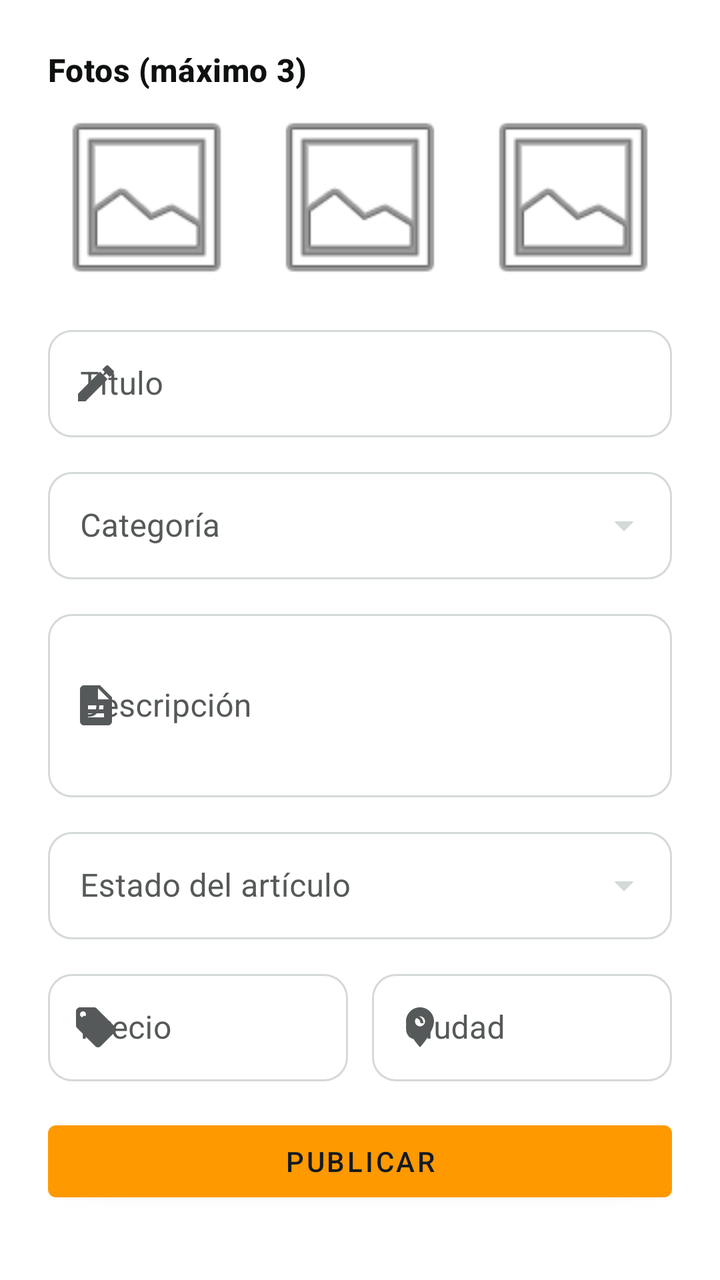
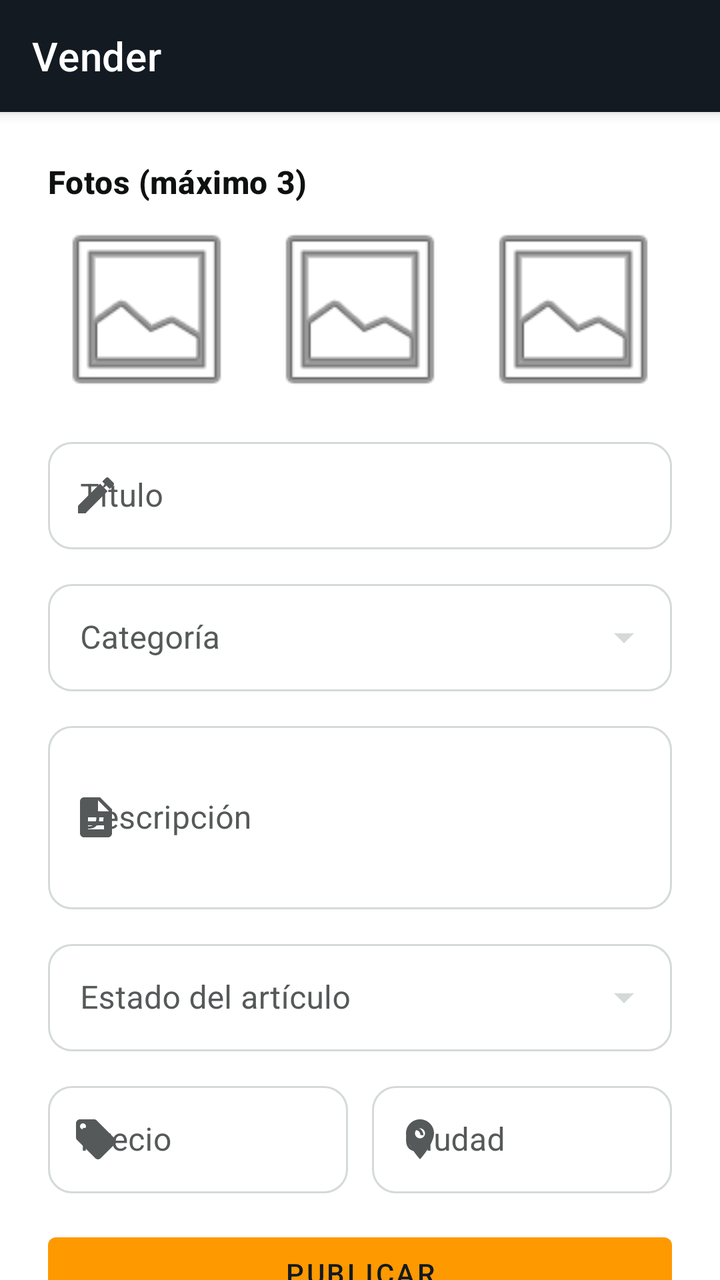

Compare the two renders of this Android layout. The source of the first and the diff that turns it into the second are given below.
<!-- AndroidManifest.xml: application theme Theme.Reboot -->
<!-- res/layout/fragment_vender_articulo.xml -->
<?xml version="1.0" encoding="utf-8"?>
<androidx.core.widget.NestedScrollView xmlns:android="http://schemas.android.com/apk/res/android"
    xmlns:app="http://schemas.android.com/apk/res-auto"
    android:layout_width="match_parent"
    android:layout_height="match_parent"
    android:background="@color/reboot_fondo">

    <androidx.constraintlayout.widget.ConstraintLayout
        android:layout_width="match_parent"
        android:layout_height="wrap_content"
        android:padding="24dp">

        <TextView
            android:id="@+id/tituloFotos"
            android:layout_width="wrap_content"
            android:layout_height="wrap_content"
            android:text="@string/vender_fotos_titulo"
            android:textAppearance="@style/TextAppearance.Reboot.Titulo"
            android:textSize="16sp"
            app:layout_constraintTop_toTopOf="parent" />

        <LinearLayout
            android:id="@+id/contenedorFotos"
            android:layout_width="match_parent"
            android:layout_height="wrap_content"
            android:layout_marginTop="8dp"
            android:orientation="horizontal"
            app:layout_constraintTop_toBottomOf="@id/tituloFotos">

            <ImageView
                android:id="@+id/foto1"
                android:layout_width="0dp"
                android:layout_height="90dp"
                android:layout_marginEnd="8dp"
                android:layout_weight="1"
                android:background="@color/white"
                android:contentDescription="@null"
                android:scaleType="centerCrop"
                android:src="@android:drawable/ic_menu_gallery" />

            <ImageView
                android:id="@+id/foto2"
                android:layout_width="0dp"
                android:layout_height="90dp"
                android:layout_marginEnd="8dp"
                android:layout_weight="1"
                android:background="@color/white"
                android:contentDescription="@null"
                android:scaleType="centerCrop"
                android:src="@android:drawable/ic_menu_gallery" />

            <ImageView
                android:id="@+id/foto3"
                android:layout_width="0dp"
                android:layout_height="90dp"
                android:layout_weight="1"
                android:background="@color/white"
                android:contentDescription="@null"
                android:scaleType="centerCrop"
                android:src="@android:drawable/ic_menu_gallery" />
        </LinearLayout>

        <com.google.android.material.textfield.TextInputLayout
            android:id="@+id/contenedorTitulo"
            style="@style/Widget.Reboot.TextInputLayout.OutlinedBox"
            android:layout_width="match_parent"
            android:layout_height="wrap_content"
            android:layout_marginTop="16dp"
            android:hint="@string/vender_campo_titulo"
            app:startIconDrawable="@drawable/ic_edit"
            app:layout_constraintTop_toBottomOf="@id/contenedorFotos">

            <com.google.android.material.textfield.TextInputEditText
                android:id="@+id/campoTitulo"
                android:layout_width="match_parent"
                android:layout_height="wrap_content"
                android:paddingTop="16dp"
                android:paddingBottom="16dp"
                android:inputType="text" />
        </com.google.android.material.textfield.TextInputLayout>

        <com.google.android.material.textfield.TextInputLayout
            android:id="@+id/contenedorCategoria"
            style="@style/Widget.Reboot.TextInputLayout.OutlinedBox.ExposedDropdownMenu"
            android:layout_width="match_parent"
            android:layout_height="wrap_content"
            android:layout_marginTop="12dp"
            android:hint="@string/vender_categoria"
            app:endIconTint="@color/stroke_campo"
            app:layout_constraintTop_toBottomOf="@id/contenedorTitulo">

            <AutoCompleteTextView
                android:id="@+id/campoCategoria"
                android:layout_width="match_parent"
                android:layout_height="wrap_content"
                android:paddingTop="16dp"
                android:paddingBottom="16dp"
                android:inputType="none" />
        </com.google.android.material.textfield.TextInputLayout>

        <com.google.android.material.textfield.TextInputLayout
            android:id="@+id/contenedorDescripcion"
            style="@style/Widget.Reboot.TextInputLayout.OutlinedBox"
            android:layout_width="match_parent"
            android:layout_height="wrap_content"
            android:layout_marginTop="12dp"
            android:hint="@string/vender_descripcion"
            app:startIconDrawable="@drawable/ic_description"
            app:layout_constraintTop_toBottomOf="@id/contenedorCategoria">

            <com.google.android.material.textfield.TextInputEditText
                android:id="@+id/campoDescripcion"
                android:layout_width="match_parent"
                android:layout_height="wrap_content"
                android:paddingTop="16dp"
                android:paddingBottom="16dp"
                android:inputType="textMultiLine"
                android:minLines="3" />
        </com.google.android.material.textfield.TextInputLayout>

        <com.google.android.material.textfield.TextInputLayout
            android:id="@+id/contenedorEstado"
            style="@style/Widget.Reboot.TextInputLayout.OutlinedBox.ExposedDropdownMenu"
            android:layout_width="match_parent"
            android:layout_height="wrap_content"
            android:layout_marginTop="12dp"
            android:hint="@string/vender_estado"
            app:endIconTint="@color/stroke_campo"
            app:layout_constraintTop_toBottomOf="@id/contenedorDescripcion">

            <AutoCompleteTextView
                android:id="@+id/campoEstado"
                android:layout_width="match_parent"
                android:layout_height="wrap_content"
                android:paddingTop="16dp"
                android:paddingBottom="16dp"
                android:inputType="none" />
        </com.google.android.material.textfield.TextInputLayout>

        <com.google.android.material.textfield.TextInputLayout
            android:id="@+id/contenedorPrecio"
            style="@style/Widget.Reboot.TextInputLayout.OutlinedBox"
            android:layout_width="0dp"
            android:layout_height="wrap_content"
            android:layout_marginTop="12dp"
            android:hint="@string/vender_precio"
            app:startIconDrawable="@drawable/ic_price"
            app:layout_constraintEnd_toStartOf="@id/contenedorCiudad"
            app:layout_constraintStart_toStartOf="parent"
            app:layout_constraintTop_toBottomOf="@id/contenedorEstado">

            <com.google.android.material.textfield.TextInputEditText
                android:id="@+id/campoPrecio"
                android:layout_width="match_parent"
                android:layout_height="wrap_content"
                android:paddingTop="16dp"
                android:paddingBottom="16dp"
                android:inputType="numberDecimal" />
        </com.google.android.material.textfield.TextInputLayout>

        <com.google.android.material.textfield.TextInputLayout
            android:id="@+id/contenedorCiudad"
            style="@style/Widget.Reboot.TextInputLayout.OutlinedBox"
            android:layout_width="0dp"
            android:layout_height="wrap_content"
            android:layout_marginStart="12dp"
            android:layout_marginTop="12dp"
            android:hint="@string/vender_ciudad"
            app:startIconDrawable="@drawable/ic_location"
            app:layout_constraintEnd_toEndOf="parent"
            app:layout_constraintStart_toEndOf="@id/contenedorPrecio"
            app:layout_constraintTop_toBottomOf="@id/contenedorEstado">

            <com.google.android.material.textfield.TextInputEditText
                android:id="@+id/campoCiudad"
                android:layout_width="match_parent"
                android:layout_height="wrap_content"
                android:paddingTop="16dp"
                android:paddingBottom="16dp"
                android:inputType="text" />
        </com.google.android.material.textfield.TextInputLayout>

        <ProgressBar
            android:id="@+id/indicadorCarga"
            android:layout_width="wrap_content"
            android:layout_height="wrap_content"
            android:layout_marginTop="12dp"
            android:visibility="gone"
            app:layout_constraintEnd_toEndOf="parent"
            app:layout_constraintStart_toStartOf="parent"
            app:layout_constraintTop_toBottomOf="@id/contenedorPrecio" />

        <com.google.android.material.button.MaterialButton
            android:id="@+id/botonPublicar"
            style="@style/Widget.Reboot.Boton"
            android:layout_width="match_parent"
            android:layout_height="wrap_content"
            android:layout_marginTop="16dp"
            android:text="@string/vender_boton_publicar"
            app:layout_constraintTop_toBottomOf="@id/indicadorCarga" />

    </androidx.constraintlayout.widget.ConstraintLayout>
</androidx.core.widget.NestedScrollView>
<!-- resources referenced by this layout -->
<resources>
  <color name="reboot_fondo">#FFFFFF</color>
  <color name="white">#FFFFFFFF</color>
  <!-- drawable ic_description (drawable) -->
  <vector xmlns:android="http://schemas.android.com/apk/res/android"
      android:width="24dp"
      android:height="24dp"
      android:viewportWidth="24"
      android:viewportHeight="24">
      <path
          android:fillColor="#FF000000"
          android:pathData="M14,2H6c-1.1,0 -1.99,0.9 -1.99,2L4,20c0,1.1 0.89,2 1.99,2H18c1.1,0 2,-0.9 2,-2V8l-6,-6zm2,16H8v-2h8v2zm0,-4H8v-2h8v2zm-3,-5V3.5L18.5,9H13z" />
  </vector>
  <!-- drawable ic_edit (drawable) -->
  <vector xmlns:android="http://schemas.android.com/apk/res/android"
      android:width="24dp"
      android:height="24dp"
      android:viewportWidth="24"
      android:viewportHeight="24">
      <path
          android:fillColor="#FF000000"
          android:pathData="M3,17.25V21h3.75L17.81,9.94l-3.75,-3.75L3,17.25zM20.71,7.04c0.39,-0.39 0.39,-1.02 0,-1.41l-2.34,-2.34c-0.39,-0.39 -1.02,-0.39 -1.41,0l-1.83,1.83 3.75,3.75 1.83,-1.83z" />
  </vector>
  <!-- drawable ic_location (drawable) -->
  <vector xmlns:android="http://schemas.android.com/apk/res/android"
      android:width="24dp"
      android:height="24dp"
      android:viewportWidth="24"
      android:viewportHeight="24">
      <path
          android:fillColor="#FF000000"
          android:pathData="M12,2C8.13,2 5,5.13 5,9c0,5.25 7,13 7,13s7,-7.75 7,-13c0,-3.87 -3.13,-7 -7,-7zm0,9.5c-1.38,0 -2.5,-1.12 -2.5,-2.5s1.12,-2.5 2.5,-2.5 2.5,1.12 2.5,2.5 -1.12,2.5 -2.5,2.5z" />
  </vector>
  <string name="vender_boton_publicar">Publicar</string>
  <string name="vender_campo_titulo">Título</string>
  <string name="vender_categoria">Categoría</string>
  <string name="vender_ciudad">Ciudad</string>
  <string name="vender_descripcion">Descripción</string>
  <string name="vender_estado">Estado del artículo</string>
  <string name="vender_fotos_titulo">Fotos (máximo 3)</string>
  <string name="vender_precio">Precio</string>
  <style name="TextAppearance.Reboot.Titulo" parent="TextAppearance.MaterialComponents.Headline6">
          <item name="android:textColor">@color/reboot_texto_principal</item>
          <item name="android:textStyle">bold</item>
      </style>
  <style name="Widget.Reboot.Boton" parent="Widget.MaterialComponents.Button">
          <item name="backgroundTint">@color/reboot_acento</item>
          <item name="android:textColor">@color/reboot_texto_sobre_acento</item>
      </style>
  <style name="Theme.Reboot" parent="Base.Theme.Reboot" />
  <color name="reboot_texto_principal">#0F1111</color>
  <color name="reboot_acento">#FF9900</color>
  <color name="reboot_texto_sobre_acento">#131A22</color>
  <color name="reboot_error">#D13212</color>
  <color name="reboot_texto_secundario">#565959</color>
  <color name="reboot_header">#131A22</color>
  <style name="Widget.Reboot.TextInputEditText" parent="Widget.MaterialComponents.TextInputEditText.OutlinedBox">
          <item name="android:paddingTop">16dp</item>
          <item name="android:paddingBottom">16dp</item>
      </style>
  <!-- unchanged entries left out for length: 4 -->
</resources>

<!-- the commit's change to res/layout/fragment_vender_articulo.xml (unified diff, before → after) -->
@@ -1,14 +1,32 @@
 <?xml version="1.0" encoding="utf-8"?>
-<androidx.core.widget.NestedScrollView xmlns:android="http://schemas.android.com/apk/res/android"
+<androidx.constraintlayout.widget.ConstraintLayout xmlns:android="http://schemas.android.com/apk/res/android"
     xmlns:app="http://schemas.android.com/apk/res-auto"
     android:layout_width="match_parent"
     android:layout_height="match_parent"
     android:background="@color/reboot_fondo">
 
-    <androidx.constraintlayout.widget.ConstraintLayout
-        android:layout_width="match_parent"
+    <com.google.android.material.appbar.MaterialToolbar
+        android:id="@+id/toolbar"
+        style="@style/Widget.Reboot.Toolbar"
+        android:layout_width="0dp"
         android:layout_height="wrap_content"
-        android:padding="24dp">
+        app:layout_constraintEnd_toEndOf="parent"
+        app:layout_constraintStart_toStartOf="parent"
+        app:layout_constraintTop_toTopOf="parent"
+        app:title="@string/nav_vender" />
+
+    <androidx.core.widget.NestedScrollView
+        android:layout_width="0dp"
+        android:layout_height="0dp"
+        app:layout_constraintBottom_toBottomOf="parent"
+        app:layout_constraintEnd_toEndOf="parent"
+        app:layout_constraintStart_toStartOf="parent"
+        app:layout_constraintTop_toBottomOf="@id/toolbar">
+
+        <androidx.constraintlayout.widget.ConstraintLayout
+            android:layout_width="match_parent"
+            android:layout_height="wrap_content"
+            android:padding="24dp">
 
         <TextView
             android:id="@+id/tituloFotos"
@@ -201,3 +219,4 @@
 
     </androidx.constraintlayout.widget.ConstraintLayout>
 </androidx.core.widget.NestedScrollView>
+</androidx.constraintlayout.widget.ConstraintLayout>
<!-- resource entries referenced after the edit -->
@@ -32,6 +32,7 @@
           android:fillColor="#FF000000"
           android:pathData="M12,2C8.13,2 5,5.13 5,9c0,5.25 7,13 7,13s7,-7.75 7,-13c0,-3.87 -3.13,-7 -7,-7zm0,9.5c-1.38,0 -2.5,-1.12 -2.5,-2.5s1.12,-2.5 2.5,-2.5 2.5,1.12 2.5,2.5 -1.12,2.5 -2.5,2.5z" />
   </vector>
+  <string name="nav_vender">Vender</string>
   <string name="vender_boton_publicar">Publicar</string>
   <string name="vender_campo_titulo">Título</string>
   <string name="vender_categoria">Categoría</string>
@@ -48,6 +49,13 @@
           <item name="backgroundTint">@color/reboot_acento</item>
           <item name="android:textColor">@color/reboot_texto_sobre_acento</item>
       </style>
+  <style name="Widget.Reboot.Toolbar" parent="Widget.MaterialComponents.Toolbar.Primary">
+          <item name="android:background">@color/reboot_header</item>
+          <item name="titleTextColor">@color/white</item>
+          <item name="navigationIconTint">@color/white</item>
+          <item name="android:layout_height">wrap_content</item>
+          <item name="android:minHeight">?attr/actionBarSize</item>
+      </style>
   <style name="Theme.Reboot" parent="Base.Theme.Reboot" />
   <color name="reboot_texto_principal">#0F1111</color>
   <color name="reboot_acento">#FF9900</color>
